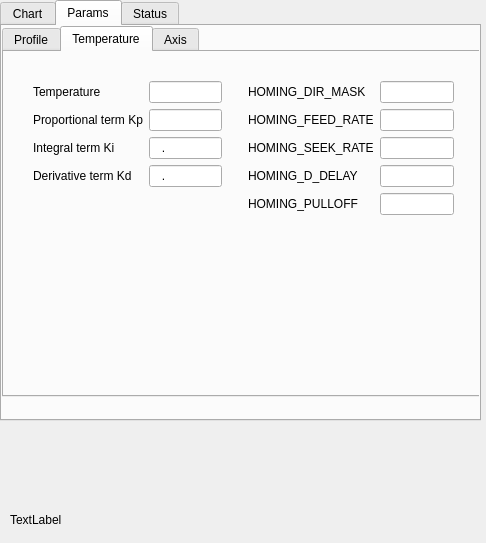
Above: profiles/profiledialog.ui from cuby-tec/qt_thermo before the change. Below: the same form after it.
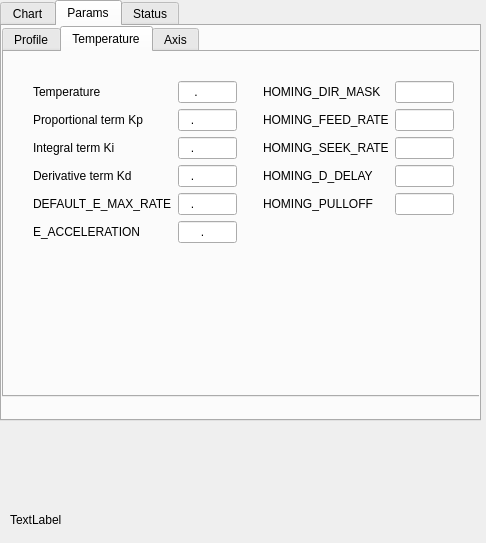
That is the form after the change. The open tabs and pages were chosen to show the change. Icons and pictures are not drawn. Custom widgets are drawn as their Qt base class.

```diff
--- a/profiles/profiledialog.ui
+++ b/profiles/profiledialog.ui
@@ -284,7 +284,7 @@
           <item row="0" column="1">
            <widget class="QLineEdit" name="temprature_lineEdit">
             <property name="inputMask">
-             <string>0000</string>
+             <string>0000.0</string>
             </property>
            </widget>
           </item>
@@ -297,6 +297,12 @@
           </item>
           <item row="1" column="1">
            <widget class="QLineEdit" name="tpropotional_lineEdit">
+            <property name="inputMask">
+             <string>000.000</string>
+            </property>
+            <property name="text">
+             <string>.</string>
+            </property>
             <property name="maxLength">
              <number>3</number>
             </property>
@@ -330,6 +336,40 @@
             </property>
            </widget>
           </item>
+          <item row="4" column="0">
+           <widget class="QLabel" name="label_15">
+            <property name="text">
+             <string>DEFAULT_E_MAX_RATE</string>
+            </property>
+           </widget>
+          </item>
+          <item row="4" column="1">
+           <widget class="QLineEdit" name="lineEdit_E_RATE">
+            <property name="toolTip">
+             <string>Extruder, roung per minute</string>
+            </property>
+            <property name="inputMask">
+             <string>000.00</string>
+            </property>
+           </widget>
+          </item>
+          <item row="5" column="0">
+           <widget class="QLabel" name="label_16">
+            <property name="text">
+             <string>E_ACCELERATION</string>
+            </property>
+           </widget>
+          </item>
+          <item row="5" column="1">
+           <widget class="QLineEdit" name="lineEdit_E_ACCELERATION">
+            <property name="toolTip">
+             <string>radian/second^2</string>
+            </property>
+            <property name="inputMask">
+             <string>000000.0</string>
+            </property>
+           </widget>
+          </item>
          </layout>
         </item>
         <item>
```
Left out of the diff: 65 changed lines with no effect on the pictures.
